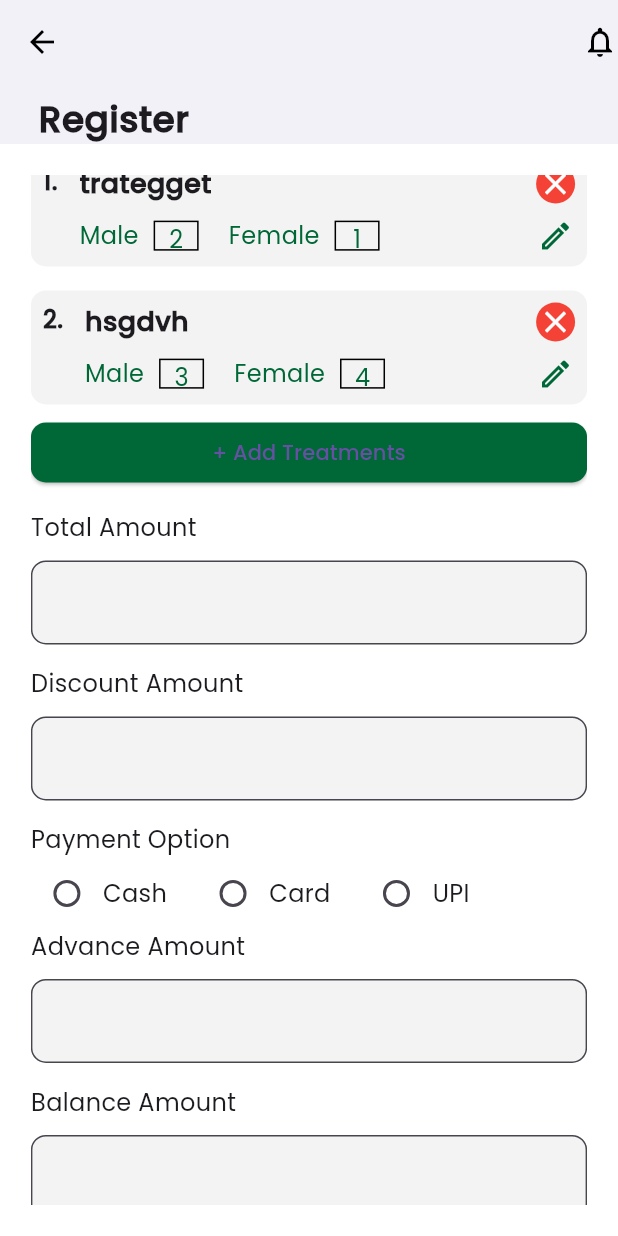
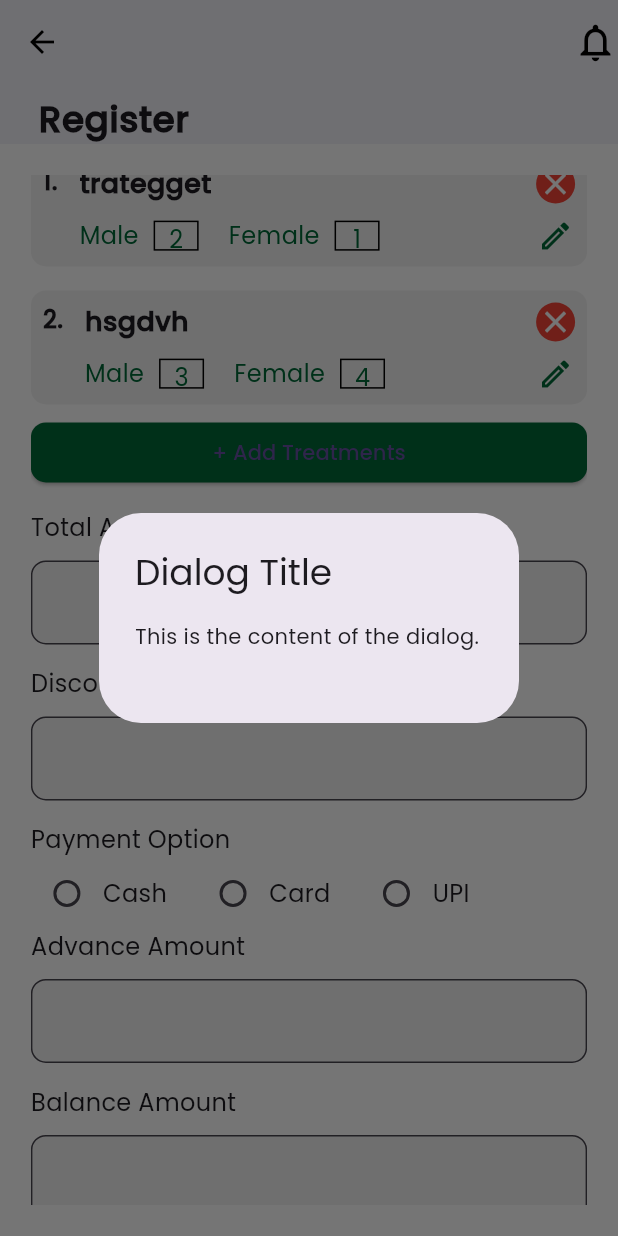
Before and after one commit to Athulprakash02/patient-manager, a Flutter app: the RegisterPateinetScreen screen opened directly, scrolled down 576 dp, after a tap on "+ Add Treatments", on a phone screen of 412 x 824 dp. Run offline on Flutter 3.47's test engine with Material 3 defaults, Android fonts, the phone set to English and light mode, and no system bars; our stand-ins replace shared_preferences; accounts and stored records are empty.

```diff
--- a/lib/views/Register/register.dart
+++ b/lib/views/Register/register.dart
@@ -72,7 +72,7 @@ class _RegisterPateinetScreenState extends State<RegisterPateinetScreen> {
     return Scaffold(
       appBar: AppBar(
         elevation: 1,
-        actions: const [Icon(Icons.notifications_none_outlined)],
+        actions: const [Icon(Icons.notifications_none_outlined,size: 30,)],
         bottom: PreferredSize(
             preferredSize: Size(size.width, 40),
             child: Padding(
@@ -162,7 +162,22 @@ class _RegisterPateinetScreenState extends State<RegisterPateinetScreen> {
               SizedBox(
                 width: double.infinity,
                 child: ElevatedButton(
-                  onPressed: () {},
+                  onPressed: () {
+ showDialog(
+              context: context,
+              builder: (BuildContext context) {
+                return AlertDialog(
+                  title: Text('Dialog Title'),
+                  content: Text('This is the content of the dialog.'),
+                  actions: <Widget>[
+
+
+                  ],
+                );
+              },
+            );
+
+                  },
                   child: const  Text('+ Add Treatments'),
                 ),
               ),
--- a/pubspec.yaml
+++ b/pubspec.yaml
@@ -37,6 +37,7 @@ dependencies:
   cupertino_icons: ^1.0.2
   shared_preferences: ^2.2.2
   intl: ^0.19.0
+  http: ^1.1.0
 
 dev_dependencies:
   flutter_test:
```
Also changed, not shown: lib/controllers/auth controller/auth.dart (added, +26 -0 lines), lib/views/auth/login.dart (+33 -7 lines), lib/views/auth/widgets/login_textfeild_widget.dart (+7 -1 lines), lib/controllers/core/constants.dart (line endings or trailing spaces), pubspec.lock.
